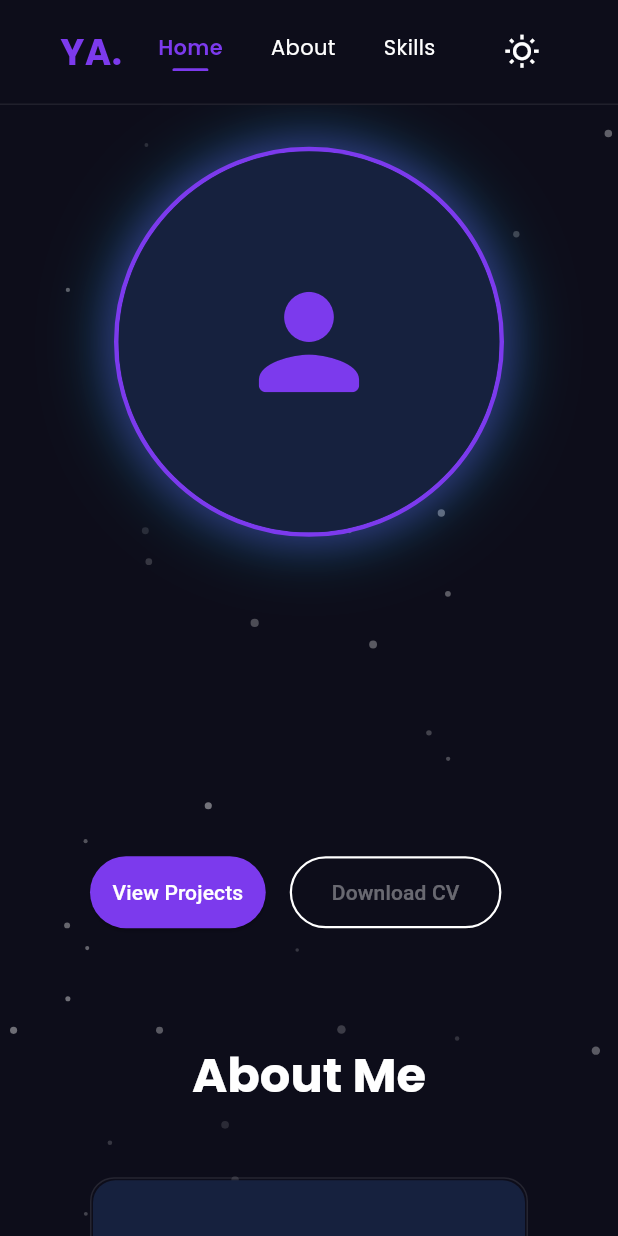
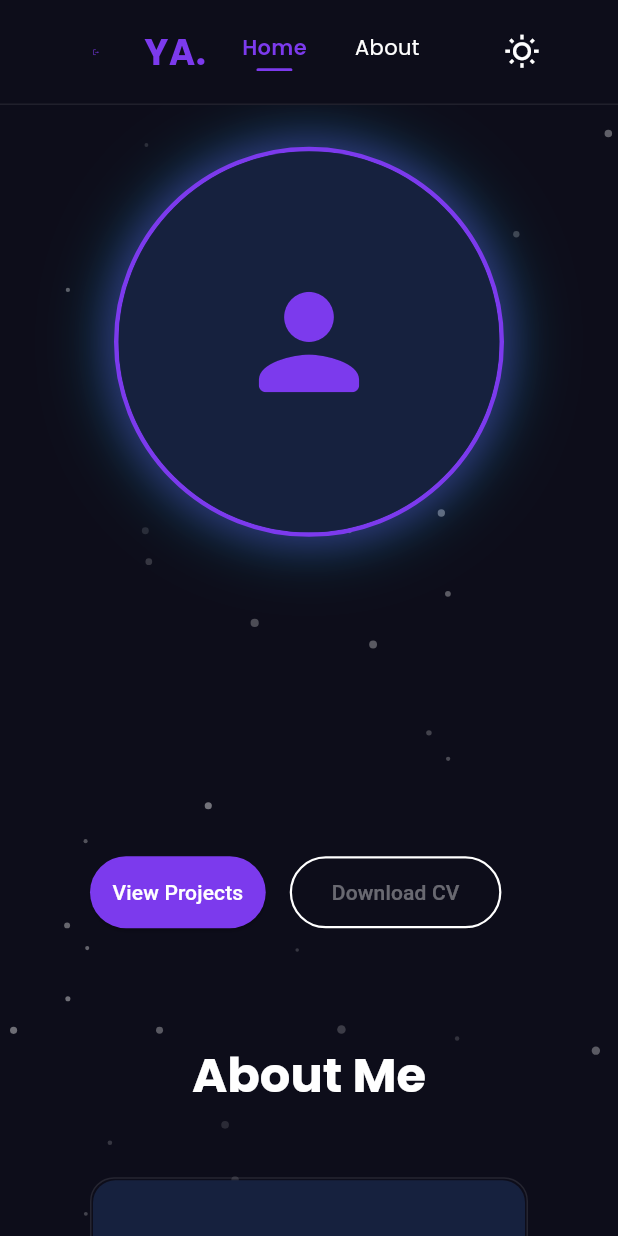
Before and after one commit to yousefsinger/portfolio, a Flutter app: the screen it shows after launch, on a phone screen of 412 x 824 dp. Run offline on Flutter 3.47's test engine with Material 3 defaults, Android fonts, the phone set to English and light mode, and no system bars; drawn by our look-alikes of flutter_animate; our stand-ins replace cached_network_image, cloud_firestore, equatable, file_picker, firebase_core, flutter_bloc and 5 more; missing offline and left inert: dart:html, dart:ui_web; accounts and stored records are empty.

Commit message:
final commit

```diff
--- a/lib/features/admin/data/repositories/admin_repository_impl.dart
+++ b/lib/features/admin/data/repositories/admin_repository_impl.dart
@@ -73,6 +73,7 @@ class AdminRepositoryImpl implements AdminRepository {
         tags: project.tags,
         githubUrl: project.githubUrl,
         playStoreUrl: project.playStoreUrl,
+        createdAt: DateTime.now(), // Set current time for new projects
       ).toFirestore(),
     );
   }
@@ -88,6 +89,7 @@ class AdminRepositoryImpl implements AdminRepository {
             tags: project.tags,
             githubUrl: project.githubUrl,
             playStoreUrl: project.playStoreUrl,
+            createdAt: project.createdAt, // Keep existing timestamp
           ).toFirestore(),
         );
   }
--- a/lib/features/admin/presentation/widgets/projects_tab.dart
+++ b/lib/features/admin/presentation/widgets/projects_tab.dart
@@ -221,6 +221,7 @@ class ProjectsTab extends StatelessWidget {
                             playStoreUrl: playStoreCtrl.text.trim().isEmpty
                                 ? null
                                 : playStoreCtrl.text.trim(),
+                            createdAt: existingProject?.createdAt,
                           );
                           if (isEditing) {
                             adminCubit.updateProject(updatedProject);
--- a/lib/features/portfolio/data/models/portfolio_models.dart
+++ b/lib/features/portfolio/data/models/portfolio_models.dart
@@ -1,3 +1,4 @@
+import 'package:cloud_firestore/cloud_firestore.dart';
 import '../../domain/entities/portfolio_entities.dart';
 
 class ProfileModel extends ProfileEntity {
@@ -79,6 +80,7 @@ class ProjectModel extends ProjectEntity {
     required super.tags,
     super.githubUrl,
     super.playStoreUrl,
+    super.createdAt,
   });
 
   factory ProjectModel.fromFirestore(Map<String, dynamic> map, String id) {
@@ -90,6 +92,9 @@ class ProjectModel extends ProjectEntity {
       tags: List<String>.from(map['tags'] ?? []),
       githubUrl: map['githubUrl'],
       playStoreUrl: map['playStoreUrl'],
+      createdAt: map['createdAt'] != null
+          ? (map['createdAt'] as Timestamp).toDate()
+          : null,
     );
   }
 
@@ -100,6 +105,7 @@ class ProjectModel extends ProjectEntity {
         'tags': tags,
         'githubUrl': githubUrl,
         'playStoreUrl': playStoreUrl,
+        'createdAt': createdAt != null ? Timestamp.fromDate(createdAt!) : FieldValue.serverTimestamp(),
       };
 }
 
--- a/lib/features/portfolio/domain/entities/portfolio_entities.dart
+++ b/lib/features/portfolio/domain/entities/portfolio_entities.dart
@@ -68,6 +68,7 @@ class ProjectEntity extends Equatable {
   final List<String> tags;
   final String? githubUrl;
   final String? playStoreUrl;
+  final DateTime? createdAt;
 
   const ProjectEntity({
     required this.id,
@@ -77,10 +78,12 @@ class ProjectEntity extends Equatable {
     required this.tags,
     this.githubUrl,
     this.playStoreUrl,
+    this.createdAt,
   });
 
   @override
-  List<Object?> get props => [id, title, description, imageUrl, tags];
+  List<Object?> get props =>
+      [id, title, description, imageUrl, tags, githubUrl, playStoreUrl, createdAt];
 }
 
 class CertificateEntity extends Equatable {
--- a/lib/features/portfolio/presentation/widgets/portfolio_navbar.dart
+++ b/lib/features/portfolio/presentation/widgets/portfolio_navbar.dart
@@ -60,6 +60,15 @@ class PortfolioNavbar extends StatelessWidget {
         padding: const EdgeInsets.symmetric(horizontal: 40),
         child: Row(
           children: [
+          IconButton(
+            icon: const Icon(
+              Icons.logout_rounded,
+              size: 5,
+              color: AppColors.purple,
+            ),
+            onPressed: () => context.go(AppRouter.roleSelection),
+          ),
+            const SizedBox(width: 8),
             const Text(
               'YA.',
               style: TextStyle(
@@ -69,15 +78,6 @@ class PortfolioNavbar extends StatelessWidget {
               ),
             ),
             const SizedBox(width: 8),
-            // IconButton(
-            //   icon: const Icon(
-            //     Icons.logout_rounded,
-            //     size: 20,
-            //     color: AppColors.purple,
-            //   ),
-            //   onPressed: () => context.go(AppRouter.roleSelection),
-            //   tooltip: 'Change Role',
-            // ),
             Expanded(
               child: Align(
                 alignment: Alignment.centerRight,
--- a/lib/main.dart
+++ b/lib/main.dart
@@ -29,7 +29,7 @@ class MyApp extends StatelessWidget {
       child: BlocBuilder<ThemeCubit, ThemeMode>(
         builder: (context, mode) {
           return MaterialApp.router(
-            title: 'Your Name',
+            title: 'Youssef Ahmed | Flutter Developer',
             debugShowCheckedModeBanner: false,
             routerConfig: AppRouter.router,
             themeMode: mode,
```
Also changed, not shown: lib/features/portfolio/data/repositories/portfolio_repository_impl.dart (+8 -0 lines), 2 other files.
